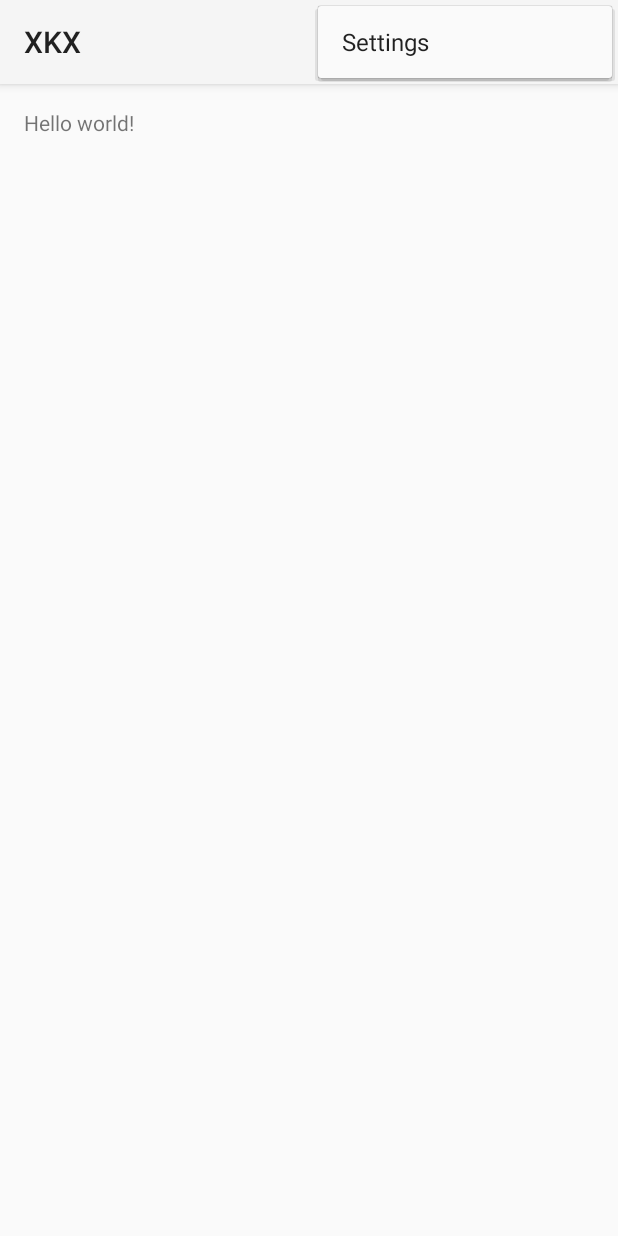
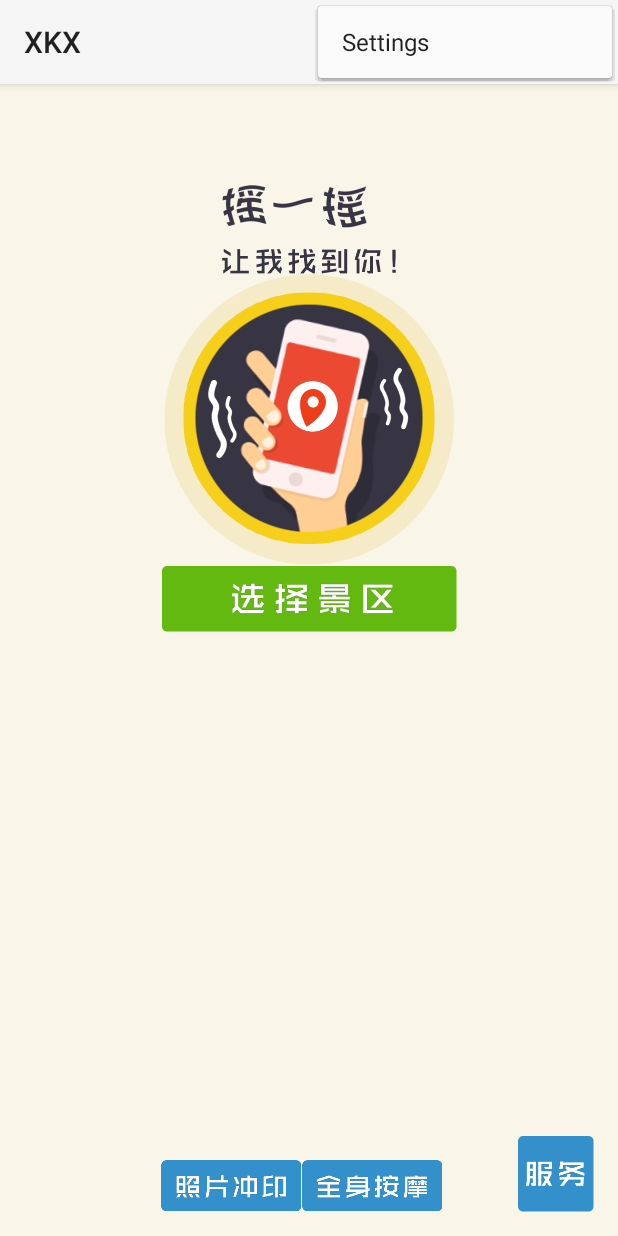
Before and after one commit to yuhuazhu/XKX, an Android app: the screen it shows after launch (MainActivity), with the options menu open, on a phone screen of 412 x 824 dp. Run offline under Robolectric (Android 15) with nearby library versions, the light colour scheme and no system bars.

Commit message:
修改首页

```diff
--- a/app/src/main/res/layout/activity_main.xml
+++ b/app/src/main/res/layout/activity_main.xml
@@ -1,11 +1,68 @@
 <RelativeLayout xmlns:android="http://schemas.android.com/apk/res/android"
-    xmlns:tools="http://schemas.android.com/tools" android:layout_width="match_parent"
-    android:layout_height="match_parent" android:paddingLeft="@dimen/activity_horizontal_margin"
+    xmlns:tools="http://schemas.android.com/tools"
+    android:layout_width="match_parent"
+    android:layout_height="match_parent"
+    android:paddingBottom="@dimen/activity_vertical_margin"
+    android:paddingLeft="@dimen/activity_horizontal_margin"
     android:paddingRight="@dimen/activity_horizontal_margin"
     android:paddingTop="@dimen/activity_vertical_margin"
-    android:paddingBottom="@dimen/activity_vertical_margin" tools:context=".MainActivity">
+    tools:context=".MainActivity"
+    android:background="@mipmap/img_bg">
 
-    <TextView android:text="@string/hello_world" android:layout_width="wrap_content"
-        android:layout_height="wrap_content" />
+    <ImageView
+        android:layout_width="wrap_content"
+        android:layout_height="wrap_content"
+        android:id="@+id/img_shakeshake"
+        android:layout_marginTop="51dp"
+        android:src="@mipmap/img_shakeshake"
+        android:layout_alignParentTop="true"
+        android:layout_centerHorizontal="true" />
 
+    <ImageView
+        android:layout_width="wrap_content"
+        android:layout_height="wrap_content"
+        android:id="@+id/img_shake"
+        android:src="@mipmap/img_shake"
+        android:layout_below="@+id/img_shakeshake"
+        android:layout_centerHorizontal="true" />
+
+    <ImageButton
+        android:layout_width="wrap_content"
+        android:layout_height="wrap_content"
+        android:id="@+id/imgBtn_select_scenic"
+        android:layout_below="@+id/img_shake"
+        android:layout_centerHorizontal="true"
+        android:background="@mipmap/img_select_scenic" />
+
+    <ImageButton
+        android:layout_width="wrap_content"
+        android:layout_height="wrap_content"
+        android:id="@+id/imgBtn_service"
+        android:layout_alignParentBottom="true"
+        android:layout_alignParentRight="true"
+        android:layout_alignParentEnd="true"
+        android:background="@mipmap/img_service" />
+
+    <LinearLayout
+        android:orientation="horizontal"
+        android:layout_width="match_parent"
+        android:layout_height="match_parent"
+        android:layout_alignBottom="@+id/imgBtn_service"
+        android:layout_alignLeft="@+id/imgBtn_select_scenic"
+        android:layout_alignStart="@+id/imgBtn_select_scenic">
+
+        <ImageButton
+            android:layout_width="wrap_content"
+            android:layout_height="wrap_content"
+            android:id="@+id/imgBtn_photo"
+            android:layout_gravity="bottom"
+            android:background="@mipmap/img_photo" />
+
+        <ImageButton
+            android:layout_width="wrap_content"
+            android:layout_height="wrap_content"
+            android:id="@+id/imgBtn_massage"
+            android:layout_gravity="bottom"
+            android:background="@mipmap/img_massage" />
+    </LinearLayout>
 </RelativeLayout>
```
